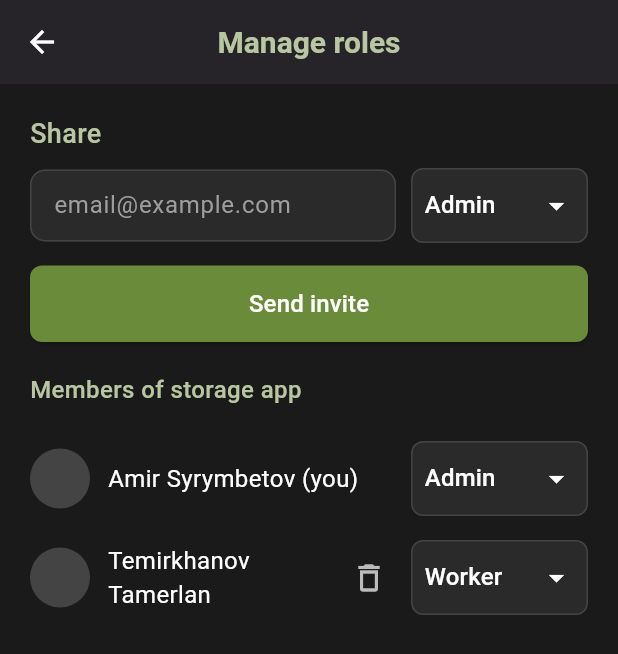
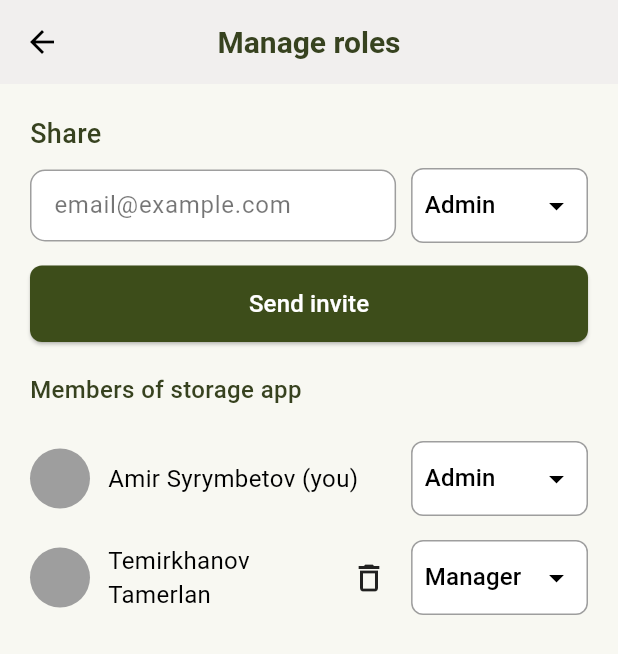
Before and after one commit to Batyrkhan-Sk/Sales-Tracking, a Flutter app: the ManageRolesScreen screen opened directly, on a phone screen of 412 x 824 dp. Shown: the top 654 px of the screen. Run offline on Flutter 3.47's test engine with Material 3 defaults, Android fonts, the phone set to English and light mode, and no system bars; our stand-ins replace shared_preferences; accounts and stored records are empty; generated files the repository leaves out were written again.

Commit message:
Fix ManageRolesScreen theme switching and rename Worker to Manager

```diff
--- a/lib/presentation/screens/manage_roles_screen.dart
+++ b/lib/presentation/screens/manage_roles_screen.dart
@@ -8,12 +8,12 @@ class ManageRolesScreen extends StatefulWidget {
 }
 
 class _ManageRolesScreenState extends State<ManageRolesScreen> {
-  final List<String> roles = const ['Admin', 'Moderator', 'Worker'];
+  final List<String> roles = const ['Admin', 'Moderator', 'Manager'];
   final TextEditingController _emailController = TextEditingController();
   String _selectedRole = 'Admin';
   List<Map<String, dynamic>> members = [
     {'name': 'Amir Syrymbetov (you)', 'role': 'Admin', 'isCurrentUser': true},
-    {'name': 'Temirkhanov Tamerlan', 'role': 'Worker', 'isCurrentUser': false},
+    {'name': 'Temirkhanov Tamerlan', 'role': 'Manager', 'isCurrentUser': false},
   ];
 
   @override
@@ -44,19 +44,32 @@ class _ManageRolesScreenState extends State<ManageRolesScreen> {
 
   @override
   Widget build(BuildContext context) {
+    final brightness = Theme.of(context).brightness;
+    final isDarkMode = brightness == Brightness.dark;
+
+    final backgroundColor = isDarkMode ? const Color(0xFF1A1A1A) : const Color(0xFFF8F8F2);
+    final appBarColor = isDarkMode ? const Color(0xFF222222) : const Color(0xFFF8F8F2);
+    final textColor = isDarkMode ? const Color(0xFFB8C7A1) : const Color(0xFF37421F);
+    final buttonColor = isDarkMode ? const Color(0xFF6A8B39) : const Color(0xFF3D4D1A);
+    final iconColor = isDarkMode ? Colors.white : Colors.black;
+    final borderColor = isDarkMode ? const Color(0xFF444444) : Colors.black38;
+    final inputFillColor = isDarkMode ? const Color(0xFF2A2A2A) : Colors.white;
+    final inputTextColor = isDarkMode ? Colors.white : Colors.black;
+    final avatarColor = isDarkMode ? const Color(0xFF444444) : Colors.grey;
+
     return Scaffold(
-      backgroundColor: const Color(0xFF1A1A1A),
+      backgroundColor: backgroundColor,
       appBar: AppBar(
-        backgroundColor: const Color(0xFF222222),
+        backgroundColor: appBarColor,
         elevation: 1,
         leading: IconButton(
-          icon: const Icon(Icons.arrow_back, color: Colors.white),
+          icon: Icon(Icons.arrow_back, color: iconColor),
           onPressed: () => Navigator.pop(context),
         ),
-        title: const Text(
+        title: Text(
           'Manage roles',
           style: TextStyle(
-            color: Color(0xFFB8C7A1),
+            color: textColor,
             fontWeight: FontWeight.bold,
             fontSize: 20,
           ),
@@ -68,11 +81,11 @@ class _ManageRolesScreenState extends State<ManageRolesScreen> {
         child: Column(
           crossAxisAlignment: CrossAxisAlignment.start,
           children: [
-            const Text(
+            Text(
               'Share',
               style: TextStyle(
                 fontSize: 18,
-                color: Color(0xFFB8C7A1),
+                color: textColor,
                 fontWeight: FontWeight.w500,
               ),
             ),
@@ -82,24 +95,24 @@ class _ManageRolesScreenState extends State<ManageRolesScreen> {
                 Expanded(
                   child: TextFormField(
                     controller: _emailController,
-                    style: const TextStyle(color: Colors.white),
+                    style: TextStyle(color: inputTextColor),
                     decoration: InputDecoration(
                       hintText: 'email@example.com',
-                      hintStyle: const TextStyle(color: Colors.grey),
+                      hintStyle: TextStyle(color: isDarkMode ? Colors.grey : Colors.black54),
                       border: OutlineInputBorder(
                         borderRadius: BorderRadius.circular(10),
-                        borderSide: const BorderSide(color: Color(0xFF444444)),
+                        borderSide: BorderSide(color: borderColor),
                       ),
                       enabledBorder: OutlineInputBorder(
                         borderRadius: BorderRadius.circular(10),
-                        borderSide: const BorderSide(color: Color(0xFF444444)),
+                        borderSide: BorderSide(color: borderColor),
                       ),
                       focusedBorder: OutlineInputBorder(
                         borderRadius: BorderRadius.circular(10),
-                        borderSide: const BorderSide(color: Color(0xFF6A8B39)),
+                        borderSide: BorderSide(color: buttonColor),
                       ),
                       contentPadding: const EdgeInsets.symmetric(horizontal: 12),
-                      fillColor: const Color(0xFF2A2A2A),
+                      fillColor: inputFillColor,
                       filled: true,
                     ),
                   ),
@@ -108,18 +121,18 @@ class _ManageRolesScreenState extends State<ManageRolesScreen> {
                 Container(
                   padding: const EdgeInsets.symmetric(horizontal: 8),
                   decoration: BoxDecoration(
-                    color: const Color(0xFF2A2A2A),
-                    border: Border.all(color: const Color(0xFF444444)),
+                    color: inputFillColor,
+                    border: Border.all(color: borderColor),
                     borderRadius: BorderRadius.circular(8),
                   ),
                   child: DropdownButtonHideUnderline(
                     child: DropdownButton<String>(
                       value: _selectedRole,
-                      dropdownColor: const Color(0xFF2A2A2A),
+                      dropdownColor: inputFillColor,
                       items: roles
                           .map((role) => DropdownMenuItem(
                         value: role,
-                        child: Text(role, style: const TextStyle(color: Colors.white)),
+                        child: Text(role, style: TextStyle(color: inputTextColor)),
                       ))
                           .toList(),
                       onChanged: (value) {
@@ -127,7 +140,7 @@ class _ManageRolesScreenState extends State<ManageRolesScreen> {
                           setState(() => _selectedRole = value);
                         }
                       },
-                      icon: const Icon(Icons.arrow_drop_down, color: Colors.white),
+                      icon: Icon(Icons.arrow_drop_down, color: iconColor),
                     ),
                   ),
                 ),
@@ -138,7 +151,7 @@ class _ManageRolesScreenState extends State<ManageRolesScreen> {
               width: double.infinity,
               child: ElevatedButton(
                 style: ElevatedButton.styleFrom(
-                  backgroundColor: const Color(0xFF6A8B39),
+                  backgroundColor: buttonColor,
                   padding: const EdgeInsets.symmetric(vertical: 14),
                   shape: RoundedRectangleBorder(borderRadius: BorderRadius.circular(8)),
                 ),
@@ -150,11 +163,11 @@ class _ManageRolesScreenState extends State<ManageRolesScreen> {
               ),
             ),
             const SizedBox(height: 20),
-            const Text(
+            Text(
               'Members of storage app',
               style: TextStyle(
                 fontSize: 16,
-                color: Color(0xFFB8C7A1),
+                color: textColor,
                 fontWeight: FontWeight.w500,
               ),
             ),
@@ -169,6 +182,12 @@ class _ManageRolesScreenState extends State<ManageRolesScreen> {
                 isCurrentUser: member['isCurrentUser'],
                 onDelete: () => _deleteMember(index),
                 onRoleChanged: (newRole) => _updateRole(index, newRole),
+                isDarkMode: isDarkMode,
+                textColor: inputTextColor,
+                borderColor: borderColor,
+                inputFillColor: inputFillColor,
+                iconColor: iconColor,
+                avatarColor: avatarColor,
               );
             }),
           ],
@@ -177,52 +196,57 @@ class _ManageRolesScreenState extends State<ManageRolesScreen> {
     );
   }
 
-  Widget _buildMemberItem(BuildContext context,
-      {required String name,
+  Widget _buildMemberItem(
+      BuildContext context, {
+        required String name,
         required String role,
         required bool isCurrentUser,
+        required bool isDarkMode,
+        required Color textColor,
+        required Color borderColor,
+        required Color inputFillColor,
+        required Color iconColor,
+        required Color avatarColor,
         VoidCallback? onDelete,
-        ValueChanged<String?>? onRoleChanged}) {
+        ValueChanged<String?>? onRoleChanged,
+      }) {
     return Padding(
       padding: const EdgeInsets.symmetric(vertical: 8),
       child: Row(
         children: [
-          const CircleAvatar(
-            radius: 20,
-            backgroundColor: Color(0xFF444444),
-          ),
+          CircleAvatar(radius: 20, backgroundColor: avatarColor),
           const SizedBox(width: 12),
           Expanded(
             child: Text(
               name,
-              style: const TextStyle(fontSize: 16, color: Colors.white),
+              style: TextStyle(fontSize: 16, color: textColor),
             ),
           ),
           if (!isCurrentUser)
             IconButton(
-              icon: const Icon(Icons.delete_outline, color: Colors.white70),
+              icon: Icon(Icons.delete_outline, color: isDarkMode ? Colors.white70 : Colors.black87),
               onPressed: onDelete,
             ),
           const SizedBox(width: 4),
           Container(
             padding: const EdgeInsets.symmetric(horizontal: 8),
             decoration: BoxDecoration(
-              color: const Color(0xFF2A2A2A),
-              border: Border.all(color: const Color(0xFF444444)),
+              color: inputFillColor,
+              border: Border.all(color: borderColor),
               borderRadius: BorderRadius.circular(8),
             ),
             child: DropdownButtonHideUnderline(
               child: DropdownButton<String>(
                 value: role,
-                dropdownColor: const Color(0xFF2A2A2A),
-                items: ['Admin', 'Moderator', 'Worker']
+                dropdownColor: inputFillColor,
+                items: ['Admin', 'Moderator', 'Manager']
                     .map((r) => DropdownMenuItem(
                   value: r,
-                  child: Text(r, style: const TextStyle(color: Colors.white)),
+                  child: Text(r, style: TextStyle(color: textColor)),
                 ))
                     .toList(),
                 onChanged: onRoleChanged,
-                icon: const Icon(Icons.arrow_drop_down, color: Colors.white),
+                icon: Icon(Icons.arrow_drop_down, color: iconColor),
               ),
             ),
           ),
```
